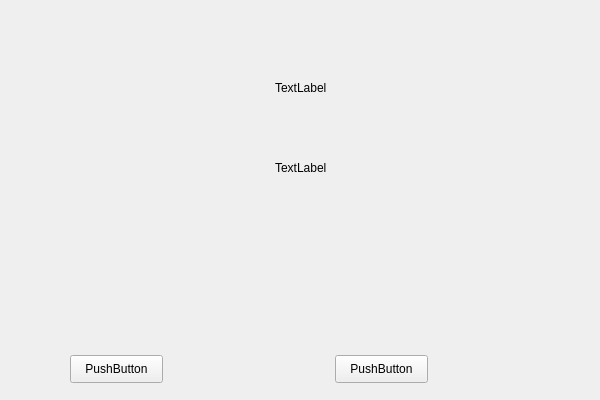
Before: the Qt Designer form ExamWindow.ui in CICSilver/noteTool, drawn with Qt 5.
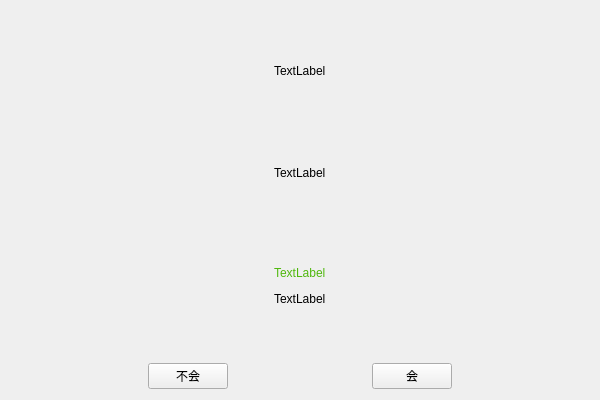
After: the same form once the commit is applied.

Diff of the .ui file:
```diff
--- a/ExamWindow.ui
+++ b/ExamWindow.ui
@@ -13,15 +13,163 @@
   <property name="windowTitle">
    <string>ExamWindow</string>
   </property>
-  <widget class="QWidget" name="layoutWidget">
-   <property name="geometry">
-    <rect>
-     <x>90</x>
-     <y>150</y>
-     <width>421</width>
-     <height>35</height>
-    </rect>
-   </property>
+  <layout class="QGridLayout" name="gridLayout" rowstretch="1,3,1,3,2,1,2,1">
+   <item row="5" column="0">
+    <layout class="QVBoxLayout" name="verticalLayout">
+     <item>
+      <layout class="QHBoxLayout" name="horizontalLayout_4">
+       <item>
+        <spacer name="horizontalSpacer_5">
+         <property name="orientation">
+          <enum>Qt::Horizontal</enum>
+         </property>
+         <property name="sizeHint" stdset="0">
+          <size>
+           <width>40</width>
+           <height>20</height>
+          </size>
+         </property>
+        </spacer>
+       </item>
+       <item>
+        <widget class="QLabel" name="sentence">
+         <property name="styleSheet">
+          <string notr="true">font: 75 15pt &quot;黑体&quot;;
+color: rgb(79, 184, 13)</string>
+         </property>
+         <property name="text">
+          <string>TextLabel</string>
+         </property>
+        </widget>
+       </item>
+       <item>
+        <spacer name="horizontalSpacer_6">
+         <property name="orientation">
+          <enum>Qt::Horizontal</enum>
+         </property>
+         <property name="sizeHint" stdset="0">
+          <size>
+           <width>40</width>
+           <height>20</height>
+          </size>
+         </property>
+        </spacer>
+       </item>
+      </layout>
+     </item>
+     <item>
+      <spacer name="verticalSpacer_4">
+       <property name="orientation">
+        <enum>Qt::Vertical</enum>
+       </property>
+       <property name="sizeHint" stdset="0">
+        <size>
+         <width>20</width>
+         <height>40</height>
+        </size>
+       </property>
+      </spacer>
+     </item>
+     <item>
+      <layout class="QHBoxLayout" name="horizontalLayout_5">
+       <item>
+        <spacer name="horizontalSpacer_7">
+         <property name="orientation">
+          <enum>Qt::Horizontal</enum>
+         </property>
+         <property name="sizeHint" stdset="0">
+          <size>
+           <width>40</width>
+           <height>20</height>
+          </size>
+         </property>
+        </spacer>
+       </item>
+       <item>
+        <widget class="QLabel" name="sentenceTrans">
+         <property name="styleSheet">
+          <string notr="true">font: 75 15pt &quot;黑体&quot;;</string>
+         </property>
+         <property name="text">
+          <string>TextLabel</string>
+         </property>
+        </widget>
+       </item>
+       <item>
+        <spacer name="horizontalSpacer_8">
+         <property name="orientation">
+          <enum>Qt::Horizontal</enum>
+         </property>
+         <property name="sizeHint" stdset="0">
+          <size>
+           <width>40</width>
+           <height>20</height>
+          </size>
+         </property>
+        </spacer>
+       </item>
+      </layout>
+     </item>
+    </layout>
+   </item>
+   <item row="7" column="0">
+    <layout class="QHBoxLayout" name="horizontalLayout_3">
+     <item>
+      <spacer name="horizontalSpacer_9">
+       <property name="orientation">
+        <enum>Qt::Horizontal</enum>
+       </property>
+       <property name="sizeHint" stdset="0">
+        <size>
+         <width>40</width>
+         <height>20</height>
+        </size>
+       </property>
+      </spacer>
+     </item>
+     <item>
+      <widget class="QPushButton" name="pushButton">
+       <property name="text">
+        <string>不会</string>
+       </property>
+      </widget>
+     </item>
+     <item>
+      <spacer name="horizontalSpacer_10">
+       <property name="orientation">
+        <enum>Qt::Horizontal</enum>
+       </property>
+       <property name="sizeHint" stdset="0">
+        <size>
+         <width>40</width>
+         <height>20</height>
+        </size>
+       </property>
+      </spacer>
+     </item>
+     <item>
+      <widget class="QPushButton" name="pushButton_2">
+       <property name="text">
+        <string>会</string>
+       </property>
+      </widget>
+     </item>
+     <item>
+      <spacer name="horizontalSpacer_11">
+       <property name="orientation">
+        <enum>Qt::Horizontal</enum>
+       </property>
+       <property name="sizeHint" stdset="0">
+        <size>
+         <width>40</width>
+         <height>20</height>
+        </size>
+       </property>
+      </spacer>
+     </item>
+    </layout>
+   </item>
+   <item row="3" column="0">
    <layout class="QHBoxLayout" name="horizontalLayout_2">
     <item>
      <spacer name="horizontalSpacer_3">
@@ -60,42 +208,8 @@
      </spacer>
     </item>
    </layout>
-  </widget>
-  <widget class="QPushButton" name="pushButton">
-   <property name="geometry">
-    <rect>
-     <x>70</x>
-     <y>355</y>
-     <width>93</width>
-     <height>28</height>
-    </rect>
-   </property>
-   <property name="text">
-    <string>PushButton</string>
-   </property>
-  </widget>
-  <widget class="QPushButton" name="pushButton_2">
-   <property name="geometry">
-    <rect>
-     <x>335</x>
-     <y>355</y>
-     <width>93</width>
-     <height>28</height>
-    </rect>
-   </property>
-   <property name="text">
-    <string>PushButton</string>
-   </property>
-  </widget>
-  <widget class="QWidget" name="">
-   <property name="geometry">
-    <rect>
-     <x>90</x>
-     <y>70</y>
-     <width>421</width>
-     <height>35</height>
-    </rect>
-   </property>
+   </item>
+   <item row="1" column="0">
    <layout class="QHBoxLayout" name="horizontalLayout">
     <item>
      <spacer name="horizontalSpacer">
@@ -134,7 +248,60 @@
      </spacer>
     </item>
    </layout>
-  </widget>
+   </item>
+   <item row="6" column="0">
+    <spacer name="verticalSpacer">
+     <property name="orientation">
+      <enum>Qt::Vertical</enum>
+     </property>
+     <property name="sizeHint" stdset="0">
+      <size>
+       <width>20</width>
+       <height>40</height>
+      </size>
+     </property>
+    </spacer>
+   </item>
+   <item row="2" column="0">
+    <spacer name="verticalSpacer_2">
+     <property name="orientation">
+      <enum>Qt::Vertical</enum>
+     </property>
+     <property name="sizeHint" stdset="0">
+      <size>
+       <width>20</width>
+       <height>40</height>
+      </size>
+     </property>
+    </spacer>
+   </item>
+   <item row="4" column="0">
+    <spacer name="verticalSpacer_3">
+     <property name="orientation">
+      <enum>Qt::Vertical</enum>
+     </property>
+     <property name="sizeHint" stdset="0">
+      <size>
+       <width>20</width>
+       <height>40</height>
+      </size>
+     </property>
+    </spacer>
+   </item>
+   <item row="0" column="0">
+    <spacer name="verticalSpacer_5">
+     <property name="orientation">
+      <enum>Qt::Vertical</enum>
+     </property>
+     <property name="sizeHint" stdset="0">
+      <size>
+       <width>20</width>
+       <height>40</height>
+      </size>
+     </property>
+    </spacer>
+   </item>
+  </layout>
  </widget>
  <layoutdefault spacing="6" margin="11"/>
  <resources/>
```
Left out of the diff: 4 changed lines with no effect on the pictures. Lines whose indentation alone changed are shown as unchanged.
